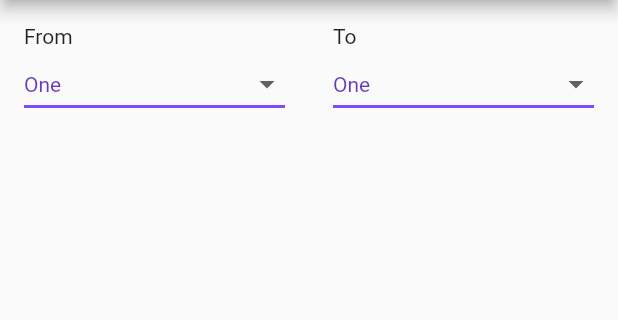
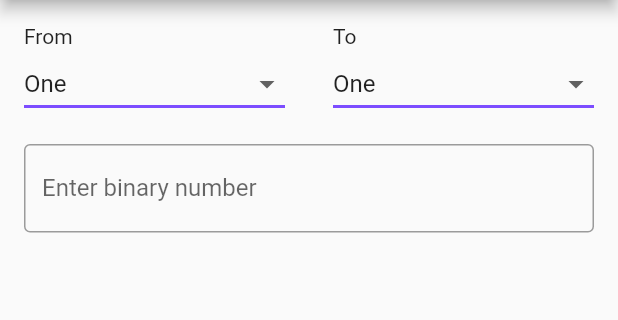
Before and after one commit to knnthcrtl1/flutter_binary_converter, a Flutter app: the screen it shows after launch, on a phone screen of 412 x 824 dp, the part 84-404 px from its top. Run offline on Flutter 3.47's test engine with Material 2 defaults, Android fonts, the phone set to English and light mode, and no system bars.

Commit message:
setup textfield

```diff
--- a/lib/main.dart
+++ b/lib/main.dart
@@ -21,7 +21,7 @@ class MyApp extends StatelessWidget {
 class Home extends StatelessWidget {
   // const Home({super.key});
 
-  final leftSection = new Expanded(
+  final leftSection = Expanded(
       flex: 1,
       child: Container(
           padding: const EdgeInsets.all(16),
@@ -30,23 +30,39 @@ class Home extends StatelessWidget {
             children: [Text('From'), DropdownButtonApp()],
           )));
 
-  final rightSection = new Expanded(
+  final rightSection = Expanded(
       child: Container(
           padding: const EdgeInsets.all(16),
           child: Column(
             crossAxisAlignment: CrossAxisAlignment.start,
             children: [Text('To'), DropdownButtonApp()],
           )));
+  final textFieldSection = Expanded(
+      child: Container(
+          padding: EdgeInsets.symmetric(horizontal: 16),
+          child: Column(
+              crossAxisAlignment: CrossAxisAlignment.start,
+              children: <Widget>[
+                TextField(
+                  decoration: InputDecoration(
+                    border: OutlineInputBorder(),
+                    labelText: 'Enter binary number',
+                  ),
+                )
+              ])));
 
   @override
   Widget build(BuildContext context) {
     return Scaffold(
       appBar: AppBar(title: Text('Binary Converter')),
-      body: Container(
-        child: Row(
-          mainAxisAlignment: MainAxisAlignment.spaceEvenly,
-          children: <Widget>[leftSection, rightSection],
-        ),
+      body: Column(
+        children: [
+          Row(
+            mainAxisAlignment: MainAxisAlignment.spaceEvenly,
+            children: <Widget>[leftSection, rightSection],
+          ),
+          textFieldSection
+        ],
       ),
     );
   }
--- a/lib/widgets/DropdownButtonApp.dart
+++ b/lib/widgets/DropdownButtonApp.dart
@@ -21,7 +21,7 @@ class _DropdownButtonAppState extends State<DropdownButtonApp> {
       // icon: const Icon(Icons.down_arrow),
       isExpanded: true,
       elevation: 16,
-      style: const TextStyle(color: Colors.deepPurple),
+      // style: const TextStyle(color: Colors.deepPurple),
       underline: Container(
         height: 2,
         color: Colors.deepPurpleAccent,
```
